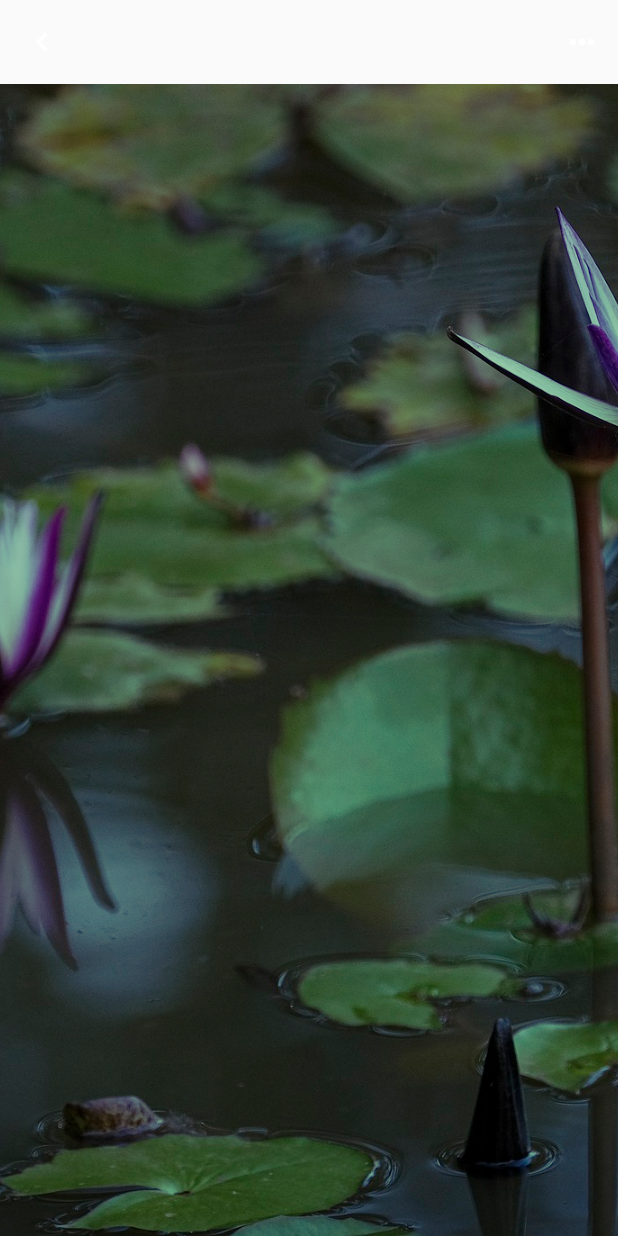
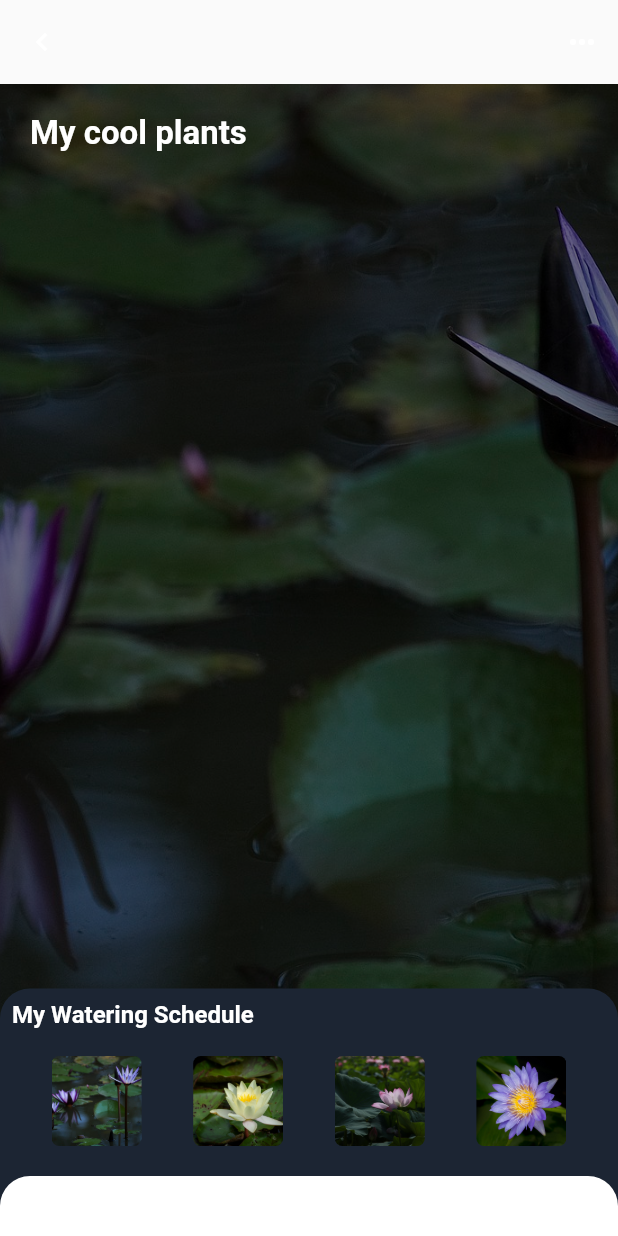
Before and after one commit to antonymwakiacha/FirstFlutterApp, a Flutter app: the PlantsUI screen opened directly, on a phone screen of 412 x 824 dp. Run offline on Flutter 3.47's test engine with Material 2 defaults, Android fonts, the phone set to English and light mode, and no system bars.

Commit message:
Added widgets to the plant screen

```diff
--- a/lib/screens/plants.dart
+++ b/lib/screens/plants.dart
@@ -34,11 +34,116 @@ class PlantsUI extends StatelessWidget {
           image:DecorationImage(
             image: AssetImage("images/plant1.jpg"),
             fit:BoxFit.cover,
-              colorFilter: ColorFilter.mode(Colors.green.withOpacity(0.5),
+              colorFilter: ColorFilter.mode(Colors.black.withOpacity(0.5),
                   BlendMode.darken)
           ),
         ),
-        child: Column(),
+        child: Column(
+          crossAxisAlignment: CrossAxisAlignment.start,
+          children:[
+            SizedBox(height:20,),
+            Padding(
+              padding: const EdgeInsets.symmetric(horizontal:20),
+              child: Text(
+                "My cool plants",
+                style: TextStyle(
+                    fontSize:22,
+                    fontWeight: FontWeight.bold,
+                    color:Colors.white),),
+            ),
+            Expanded(child: Container(),),
+            Container(
+              width:MediaQuery.of(context).size.width,
+              //padding: EdgeInsets.all(20),
+              decoration: BoxDecoration(
+                color:Color.fromRGBO(28, 37, 51, 1),
+                borderRadius:BorderRadius.only(
+                  topLeft: Radius.circular(20),
+                  topRight: Radius.circular(20),
+                ),
+              ),
+              child: Column(
+                crossAxisAlignment: CrossAxisAlignment.start,
+                children:[
+                Padding(
+                  padding: const EdgeInsets.all(8.0),
+                  child: Text(
+                  "My Watering Schedule",
+                  style: TextStyle(
+                      fontSize:16,
+                      fontWeight: FontWeight.bold,
+                      color:Colors.white),
+                  ),
+                ),
+                  SizedBox(height: 10),
+                  Row(
+                    mainAxisAlignment: MainAxisAlignment.spaceEvenly,
+                    children:[
+                      //img
+                      Container(
+                        width:60,
+                        height:60,
+                        decoration:BoxDecoration(
+                          borderRadius: BorderRadius.circular(5),
+                          image: DecorationImage(
+                              image: AssetImage("images/plant1.jpg"),
+                              fit:BoxFit.cover),
+                        ),
+                      ),
+                      //img
+                      Container(
+                        width:60,
+                        height:60,
+                        decoration:BoxDecoration(
+                          borderRadius: BorderRadius.circular(5),
+                          image: DecorationImage(
+                              image: AssetImage("images/plant2.jpg"),
+                              fit:BoxFit.cover),
+                        ),
+                      ),
+                      //img
+                      Container(
+                        width:60,
+                        height:60,
+                        decoration:BoxDecoration(
+                          borderRadius: BorderRadius.circular(5),
+                          image: DecorationImage(
+                              image: AssetImage("images/plant3.jpg"),
+                              fit:BoxFit.cover),
+                        ),
+                      ),
+                      //img
+                      Container(
+                        width:60,
+                        height:60,
+                        decoration:BoxDecoration(
+                          borderRadius: BorderRadius.circular(5),
+                          image: DecorationImage(
+                              image: AssetImage("images/plant4.jpg"),
+                              fit:BoxFit.cover),
+                        ),
+                      ),
+                    ]
+                  ),
+                  SizedBox(
+                    height:20,),
+                  //White Container
+                  Container(
+                    width:MediaQuery.of(context).size.width,
+                    padding: EdgeInsets.all(20),
+                    decoration:BoxDecoration(color: Colors.white,
+                      borderRadius:BorderRadius.only(
+                        topLeft: Radius.circular(20),
+                        topRight: Radius.circular(20),
+                      ),
+                    ),
+                  ),
+                ]
+              ),
+            ),
+
+          ],
+        ),
       )
     );
   }
```
